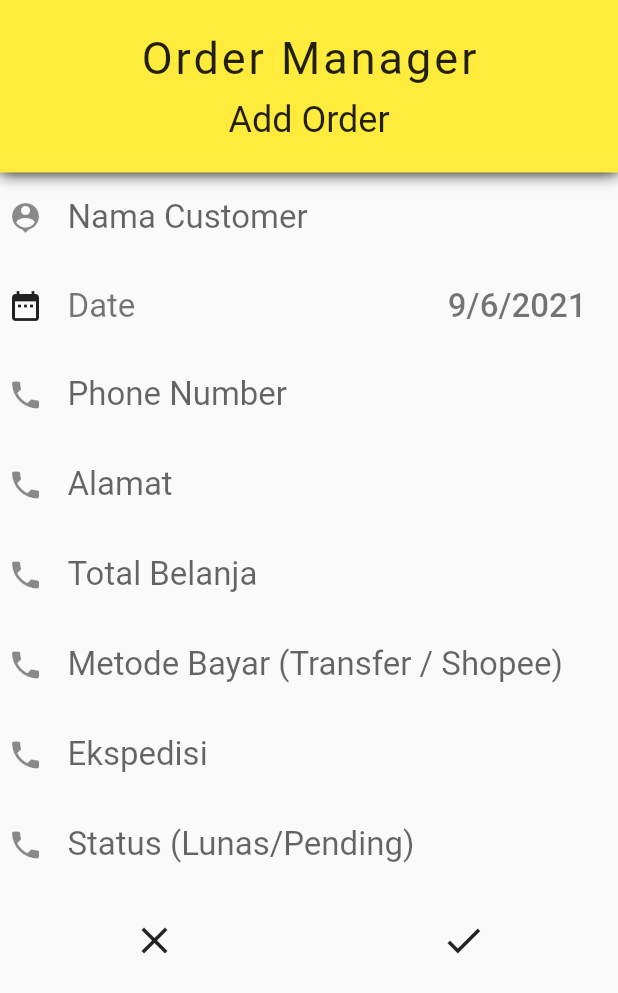
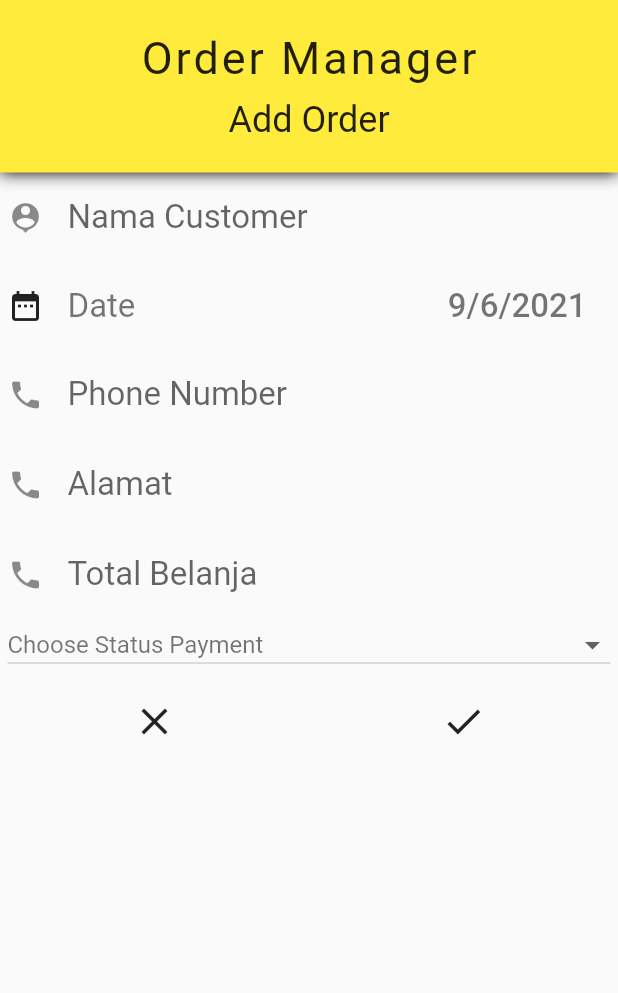
Before and after one commit to annastasyaivory/flutter_catat_order, a Flutter app: the AddOrder widget shown alone on an empty page, opened directly, on a phone screen of 412 x 824 dp. Shown: the top 993 px of the screen. Run offline on Flutter 3.47's test engine with Material 2 defaults, Android fonts, the phone set to English and light mode, and no system bars; our stand-ins replace cloud_firestore, firebase_auth, firebase_core, google_sign_in; accounts and stored records are empty; network calls fail.

Commit message:
perubahan field order + add dropdown

```diff
--- a/lib/form/addOrder.dart
+++ b/lib/form/addOrder.dart
@@ -17,9 +17,13 @@ class _AddOrderState extends State<AddOrder> {
   String phone = '';
   String alamat = '';
   String total = '';
-  String metodeBayar = '';
-  String ekspedisi = '';
   String status = '';
+  String
+      status1; //var sementara buat print value status di dropdown setelah dipilih
+
+  // var status;
+  // final GlobalKey<FormState> _formKeyValue = new GlobalKey<FormState>();
+  // List<String> _statusType = <String>['Full Payment', 'Pending'];
 
   Future<Null> _selectDueDate(BuildContext context) async {
     final picked = await showDatePicker(
@@ -44,8 +48,6 @@ class _AddOrderState extends State<AddOrder> {
         "name": name,
         "alamat": alamat,
         "total": total,
-        "metodeBayar": metodeBayar,
-        "ekspedisi": ekspedisi,
         "status": status,
         "date": _dueDate,
         "phone": phone,
@@ -176,50 +178,26 @@ class _AddOrderState extends State<AddOrder> {
           ),
           Padding(
             padding: const EdgeInsets.all(5.0),
-            child: TextField(
-              onChanged: (String str) {
+            child: new DropdownButton<String>(
+              items: <String>['Full Payment', 'Pending'].map((String str) {
+                return new DropdownMenuItem<String>(
+                  value: str,
+                  child: new Text(str),
+                );
+              }).toList(),
+              onChanged: (selectedStatus) {
                 setState(() {
-                  metodeBayar = str;
+                  status1 = selectedStatus;
+                  status = status1;
                 });
               },
-              decoration: new InputDecoration(
-                icon: Icon(Icons.phone),
-                hintText: "Metode Bayar (Transfer / Shopee)",
-                border: InputBorder.none,
+              value: status1,
+              isDense: true,
+              isExpanded: true,
+              hint: Text(
+                'Choose Status Payment',
+                style: TextStyle(color: Colors.black54),
               ),
-              style: TextStyle(fontSize: 22.0, color: Colors.black),
-            ),
-          ),
-          Padding(
-            padding: const EdgeInsets.all(5.0),
-            child: TextField(
-              onChanged: (String str) {
-                setState(() {
-                  ekspedisi = str;
-                });
-              },
-              decoration: new InputDecoration(
-                icon: Icon(Icons.phone),
-                hintText: "Ekspedisi",
-                border: InputBorder.none,
-              ),
-              style: TextStyle(fontSize: 22.0, color: Colors.black),
-            ),
-          ),
-          Padding(
-            padding: const EdgeInsets.all(5.0),
-            child: TextField(
-              onChanged: (String str) {
-                setState(() {
-                  status = str;
-                });
-              },
-              decoration: new InputDecoration(
-                icon: Icon(Icons.phone),
-                hintText: "Status (Lunas/Pending)",
-                border: InputBorder.none,
-              ),
-              style: TextStyle(fontSize: 22.0, color: Colors.black),
             ),
           ),
           Padding(
```
Also changed, not shown: lib/form/editOrder.dart (+18 -58 lines), lib/page/first_screen.dart (+0 -34 lines).
